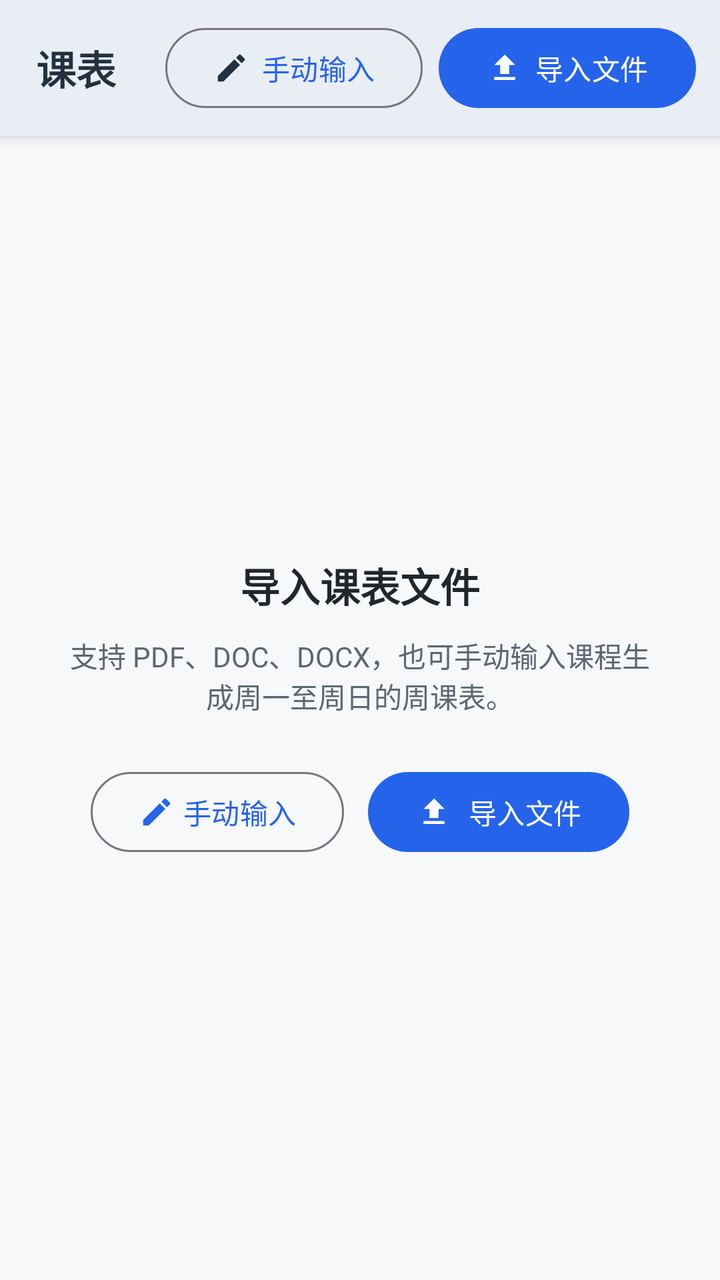
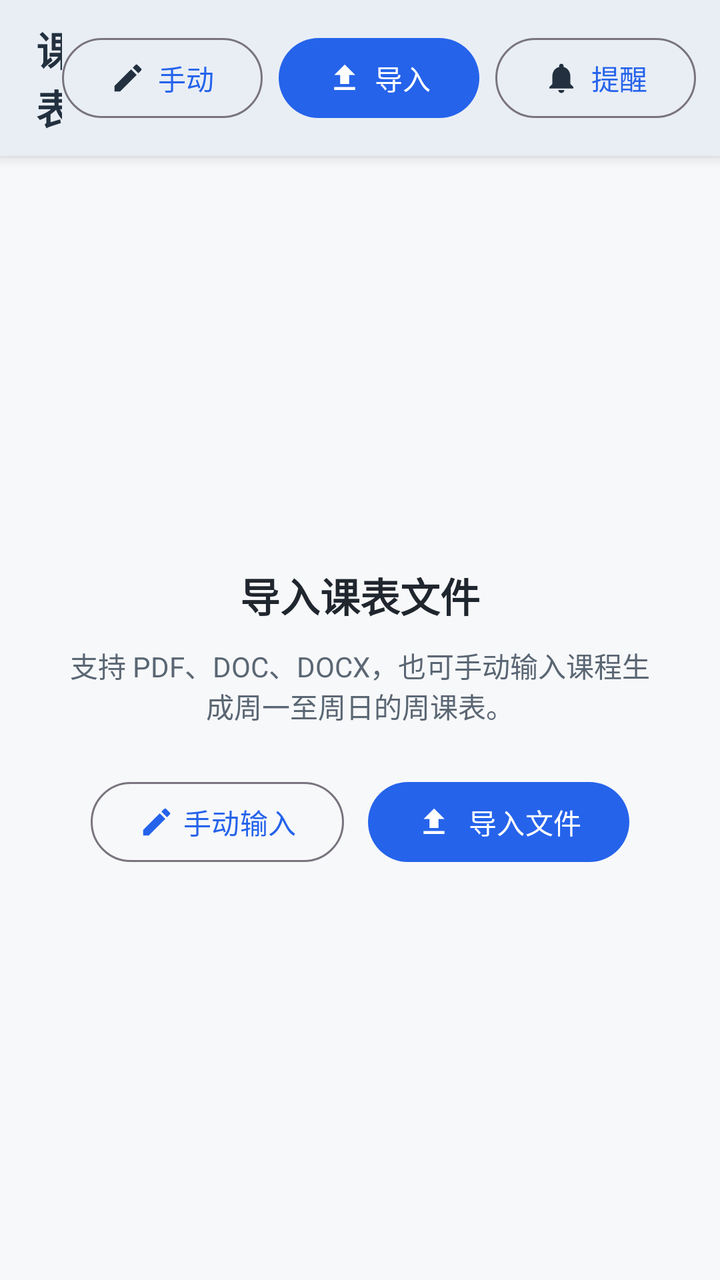

Screens rendered from an Android XML layout before and after an edit, with the pre-edit source and the edit as a unified diff.
<!-- AndroidManifest.xml: application theme Theme.Kebiao -->
<!-- res/layout/activity_main.xml -->
<?xml version="1.0" encoding="utf-8"?>
<LinearLayout xmlns:android="http://schemas.android.com/apk/res/android"
    xmlns:app="http://schemas.android.com/apk/res-auto"
    android:layout_width="match_parent"
    android:layout_height="match_parent"
    android:background="@color/pageBackground"
    android:orientation="vertical">

    <LinearLayout
        android:layout_width="match_parent"
        android:layout_height="wrap_content"
        android:background="@color/topBar"
        android:elevation="4dp"
        android:gravity="center_vertical"
        android:orientation="horizontal"
        android:paddingStart="18dp"
        android:paddingTop="10dp"
        android:paddingEnd="12dp"
        android:paddingBottom="10dp">

        <TextView
            android:layout_width="0dp"
            android:layout_height="wrap_content"
            android:layout_weight="1"
            android:text="@string/app_name"
            android:textColor="@color/topBarText"
            android:textSize="20sp"
            android:textStyle="bold" />

        <com.google.android.material.button.MaterialButton
            android:id="@+id/btnManual"
            style="@style/Widget.Material3.Button.OutlinedButton"
            android:layout_width="wrap_content"
            android:layout_height="wrap_content"
            android:minWidth="0dp"
            android:text="@string/manual_input"
            app:icon="@drawable/ic_manual"
            app:iconGravity="textStart"
            app:iconPadding="6dp"
            app:iconTint="@color/topBarText" />

        <com.google.android.material.button.MaterialButton
            android:id="@+id/btnImport"
            style="@style/Widget.Material3.Button"
            android:layout_width="wrap_content"
            android:layout_height="wrap_content"
            android:layout_marginStart="8dp"
            android:minWidth="0dp"
            android:text="@string/import_file"
            app:icon="@drawable/ic_import"
            app:iconGravity="textStart"
            app:iconPadding="6dp" />

    </LinearLayout>

    <LinearLayout
        android:id="@+id/progressLayout"
        android:layout_width="match_parent"
        android:layout_height="wrap_content"
        android:gravity="center_vertical"
        android:orientation="horizontal"
        android:padding="16dp"
        android:visibility="gone">

        <ProgressBar
            android:id="@+id/progressBar"
            android:layout_width="28dp"
            android:layout_height="28dp" />

        <TextView
            android:id="@+id/progressText"
            android:layout_width="wrap_content"
            android:layout_height="wrap_content"
            android:layout_marginStart="14dp"
            android:textColor="@color/textPrimary"
            android:textSize="14sp" />

    </LinearLayout>

    <LinearLayout
        android:id="@+id/emptyLayout"
        android:layout_width="match_parent"
        android:layout_height="match_parent"
        android:gravity="center"
        android:orientation="vertical"
        android:padding="32dp">

        <TextView
            android:layout_width="wrap_content"
            android:layout_height="wrap_content"
            android:text="@string/empty_title"
            android:textColor="@color/textPrimary"
            android:textSize="20sp"
            android:textStyle="bold" />

        <TextView
            android:layout_width="wrap_content"
            android:layout_height="wrap_content"
            android:layout_marginTop="10dp"
            android:gravity="center"
            android:text="@string/empty_subtitle"
            android:textColor="@color/textSecondary"
            android:textSize="14sp" />

        <LinearLayout
            android:layout_width="wrap_content"
            android:layout_height="wrap_content"
            android:layout_marginTop="24dp"
            android:gravity="center"
            android:orientation="horizontal">

            <com.google.android.material.button.MaterialButton
                android:id="@+id/btnEmptyManual"
                style="@style/Widget.Material3.Button.OutlinedButton"
                android:layout_width="wrap_content"
                android:layout_height="wrap_content"
                android:minWidth="0dp"
                android:text="@string/manual_input"
                app:icon="@drawable/ic_manual"
                app:iconGravity="textStart" />

            <com.google.android.material.button.MaterialButton
                android:id="@+id/btnEmptyImport"
                android:layout_width="wrap_content"
                android:layout_height="wrap_content"
                android:layout_marginStart="12dp"
                android:text="@string/import_file"
                app:icon="@drawable/ic_import"
                app:iconGravity="textStart" />

        </LinearLayout>

    </LinearLayout>

    <ScrollView
        android:id="@+id/gridScroll"
        android:layout_width="match_parent"
        android:layout_height="0dp"
        android:layout_weight="1"
        android:fillViewport="true"
        android:scrollbars="vertical"
        android:visibility="gone">

        <HorizontalScrollView
            android:layout_width="match_parent"
            android:layout_height="wrap_content"
            android:scrollbars="horizontal">

            <com.example.kebiao.ui.TimetableView
                android:id="@+id/timetable"
                android:layout_width="wrap_content"
                android:layout_height="wrap_content" />

        </HorizontalScrollView>

    </ScrollView>

    <LinearLayout
        android:id="@+id/summaryBar"
        android:layout_width="match_parent"
        android:layout_height="wrap_content"
        android:background="@color/topBar"
        android:gravity="center_vertical"
        android:orientation="horizontal"
        android:paddingStart="12dp"
        android:paddingTop="4dp"
        android:paddingEnd="8dp"
        android:paddingBottom="4dp"
        android:visibility="gone">

        <TextView
            android:id="@+id/summaryText"
            android:layout_width="0dp"
            android:layout_height="wrap_content"
            android:layout_weight="1"
            android:textColor="@color/textSecondary"
            android:textSize="12sp" />

        <com.google.android.material.button.MaterialButton
            android:id="@+id/btnClear"
            style="@style/Widget.Material3.Button.TextButton"
            android:layout_width="wrap_content"
            android:layout_height="wrap_content"
            android:minWidth="0dp"
            android:text="@string/clear"
            android:visibility="gone" />

    </LinearLayout>

</LinearLayout>
<!-- resources referenced by this layout -->
<resources>
  <color name="pageBackground">#F7F8FA</color>
  <color name="textPrimary">#20262E</color>
  <color name="textSecondary">#5A6673</color>
  <color name="topBar">#E9EEF5</color>
  <color name="topBarText">#22303F</color>
  <!-- drawable ic_import (drawable) -->
  <?xml version="1.0" encoding="utf-8"?>
  <vector xmlns:android="http://schemas.android.com/apk/res/android"
      android:width="20dp"
      android:height="20dp"
      android:viewportWidth="24"
      android:viewportHeight="24">
      <path
          android:fillColor="#FFFFFFFF"
          android:pathData="M9,16h6v-6h4l-7,-7 -7,7h4zM5,18h14v2H5z" />
  </vector>
  <!-- drawable ic_manual (drawable) -->
  <?xml version="1.0" encoding="utf-8"?>
  <vector xmlns:android="http://schemas.android.com/apk/res/android"
      android:width="20dp"
      android:height="20dp"
      android:viewportWidth="24"
      android:viewportHeight="24">
      <path
          android:fillColor="#FFFFFFFF"
          android:pathData="M3,17.25V21h3.75L17.81,9.94l-3.75,-3.75L3,17.25zM20.71,7.04c0.39,-0.39 0.39,-1.02 0,-1.41l-2.34,-2.34c-0.39,-0.39 -1.02,-0.39 -1.41,0l-1.83,1.83 3.75,3.75 1.83,-1.83z" />
  </vector>
  <string name="app_name">课表</string>
  <string name="clear">清空</string>
  <string name="empty_subtitle">支持 PDF、DOC、DOCX，也可手动输入课程生成周一至周日的周课表。</string>
  <string name="empty_title">导入课表文件</string>
  <string name="import_file">导入文件</string>
  <string name="manual_input">手动输入</string>
  <style name="Theme.Kebiao" parent="Theme.Material3.Light.NoActionBar">
          <item name="colorPrimary">@color/primary</item>
          <item name="colorPrimaryDark">@color/primaryDark</item>
          <item name="colorOnPrimary">#FFFFFF</item>
          <item name="android:statusBarColor">@color/topBar</item>
          <item name="android:windowLightStatusBar">true</item>
      </style>
  <color name="primary">#2563EB</color>
  <color name="primaryDark">#1D4ED8</color>
</resources>

<!-- the commit's change to res/layout/activity_main.xml (unified diff, before → after) -->
@@ -33,7 +33,7 @@
             android:layout_width="wrap_content"
             android:layout_height="wrap_content"
             android:minWidth="0dp"
-            android:text="@string/manual_input"
+            android:text="@string/manual_short"
             app:icon="@drawable/ic_manual"
             app:iconGravity="textStart"
             app:iconPadding="6dp"
@@ -46,10 +46,23 @@
             android:layout_height="wrap_content"
             android:layout_marginStart="8dp"
             android:minWidth="0dp"
-            android:text="@string/import_file"
+            android:text="@string/import_short"
             app:icon="@drawable/ic_import"
             app:iconGravity="textStart"
             app:iconPadding="6dp" />
+
+        <com.google.android.material.button.MaterialButton
+            android:id="@+id/btnRemind"
+            style="@style/Widget.Material3.Button.OutlinedButton"
+            android:layout_width="wrap_content"
+            android:layout_height="wrap_content"
+            android:layout_marginStart="8dp"
+            android:minWidth="0dp"
+            android:text="@string/reminder"
+            app:icon="@drawable/ic_bell"
+            app:iconGravity="textStart"
+            app:iconPadding="6dp"
+            app:iconTint="@color/topBarText" />
 
     </LinearLayout>
 
<!-- resource entries referenced after the edit -->
@@ -5,6 +5,17 @@
   <color name="textSecondary">#5A6673</color>
   <color name="topBar">#E9EEF5</color>
   <color name="topBarText">#22303F</color>
+  <!-- drawable ic_bell (drawable) -->
+  <?xml version="1.0" encoding="utf-8"?>
+  <vector xmlns:android="http://schemas.android.com/apk/res/android"
+      android:width="20dp"
+      android:height="20dp"
+      android:viewportWidth="24"
+      android:viewportHeight="24">
+      <path
+          android:fillColor="#FFFFFFFF"
+          android:pathData="M12,22c1.1,0 2,-0.9 2,-2h-4c0,1.1 0.89,2 2,2zM18,16v-5c0,-3.07 -1.64,-5.64 -4.5,-6.32L13.5,4c0,-0.83 -0.67,-1.5 -1.5,-1.5s-1.5,0.67 -1.5,1.5v0.68C7.63,5.36 6,7.92 6,11v5l-2,2v1h16v-1l-2,-2z" />
+  </vector>
   <!-- drawable ic_import (drawable) -->
   <?xml version="1.0" encoding="utf-8"?>
   <vector xmlns:android="http://schemas.android.com/apk/res/android"
@@ -32,7 +43,10 @@
   <string name="empty_subtitle">支持 PDF、DOC、DOCX，也可手动输入课程生成周一至周日的周课表。</string>
   <string name="empty_title">导入课表文件</string>
   <string name="import_file">导入文件</string>
+  <string name="import_short">导入</string>
   <string name="manual_input">手动输入</string>
+  <string name="manual_short">手动</string>
+  <string name="reminder">提醒</string>
   <style name="Theme.Kebiao" parent="Theme.Material3.Light.NoActionBar">
           <item name="colorPrimary">@color/primary</item>
           <item name="colorPrimaryDark">@color/primaryDark</item>
